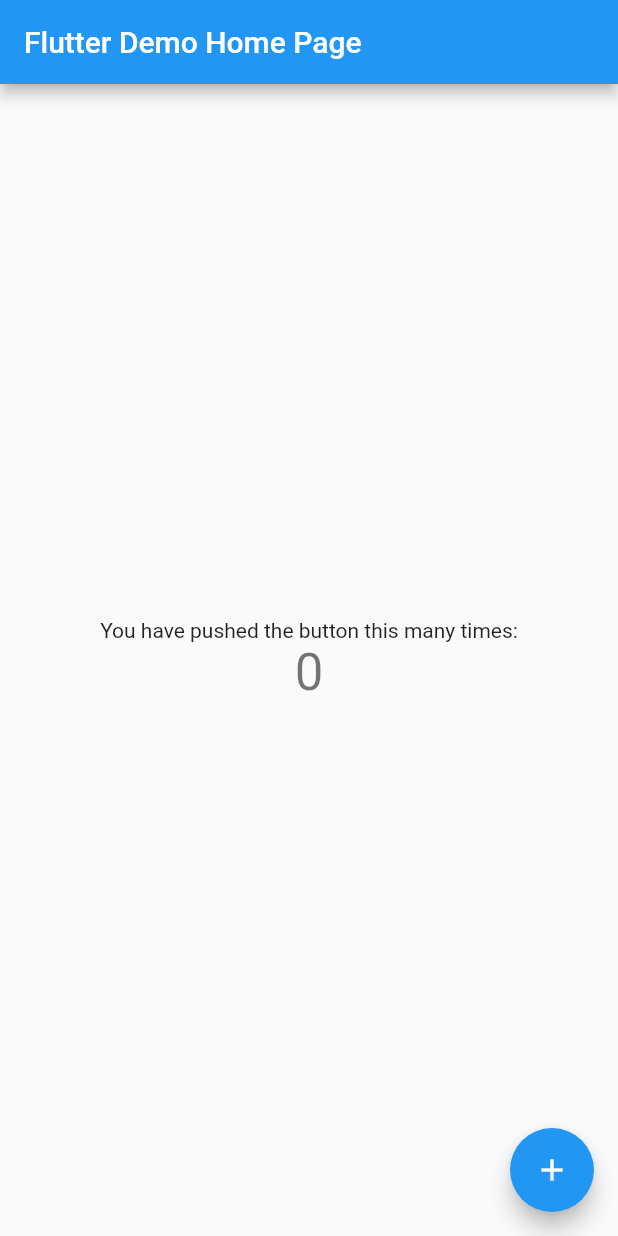
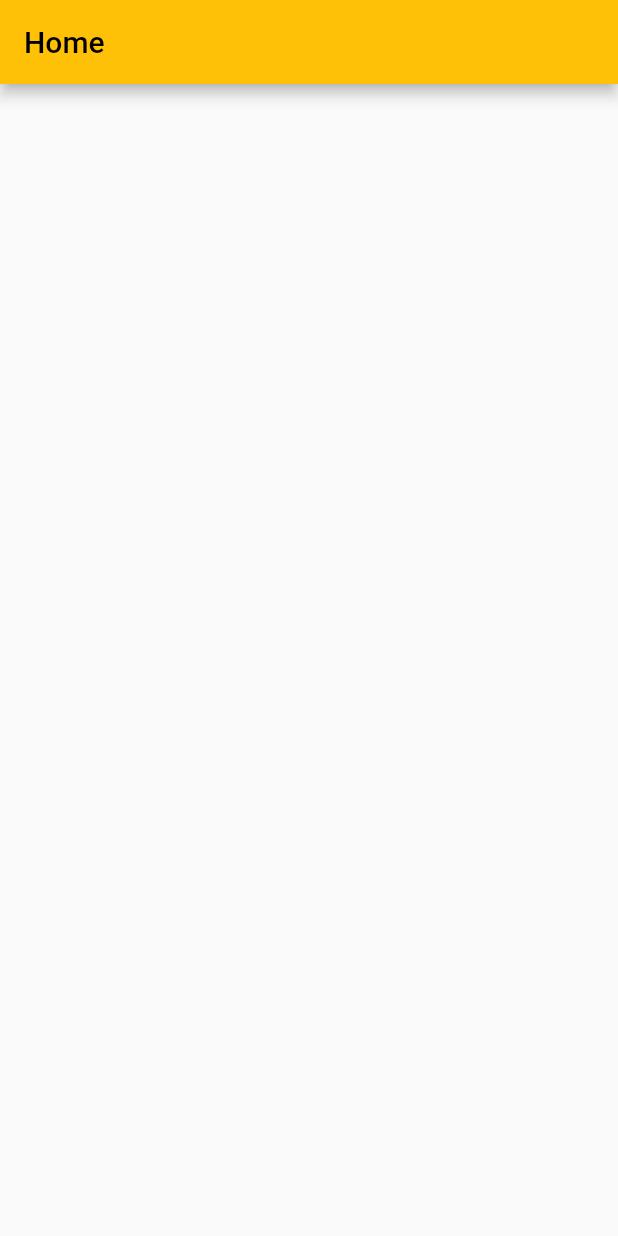
Before and after one commit to CORDEA/flutter_redux_demo, a Flutter app: the screen it shows after launch, on a phone screen of 412 x 824 dp. Run offline on Flutter 3.47's test engine with Material 2 defaults, Android fonts, the phone set to English and light mode, and no system bars.

```diff
--- /dev/null
+++ b/lib/home.dart
@@ -0,0 +1,13 @@
+import 'package:flutter/material.dart';
+
+class Home extends StatelessWidget {
+  const Home({Key? key}) : super(key: key);
+
+  @override
+  Widget build(BuildContext context) {
+    return Scaffold(
+      appBar: AppBar(title: const Text('Home')),
+      body: const Center(),
+    );
+  }
+}
--- a/lib/main.dart
+++ b/lib/main.dart
@@ -1,4 +1,6 @@
 import 'package:flutter/material.dart';
+
+import 'home.dart';
 
 void main() {
   runApp(const MyApp());
@@ -7,109 +9,12 @@ void main() {
 class MyApp extends StatelessWidget {
   const MyApp({Key? key}) : super(key: key);
 
-  // This widget is the root of your application.
   @override
   Widget build(BuildContext context) {
     return MaterialApp(
       title: 'Flutter Demo',
-      theme: ThemeData(
-        // This is the theme of your application.
-        //
-        // Try running your application with "flutter run". You'll see the
-        // application has a blue toolbar. Then, without quitting the app, try
-        // changing the primarySwatch below to Colors.green and then invoke
-        // "hot reload" (press "r" in the console where you ran "flutter run",
-        // or simply save your changes to "hot reload" in a Flutter IDE).
-        // Notice that the counter didn't reset back to zero; the application
-        // is not restarted.
-        primarySwatch: Colors.blue,
-      ),
-      home: const MyHomePage(title: 'Flutter Demo Home Page'),
+      theme: ThemeData(primarySwatch: Colors.amber),
+      home: const Home(),
     );
   }
 }
-
-class MyHomePage extends StatefulWidget {
-  const MyHomePage({Key? key, required this.title}) : super(key: key);
-
-  // This widget is the home page of your application. It is stateful, meaning
-  // that it has a State object (defined below) that contains fields that affect
-  // how it looks.
-
-  // This class is the configuration for the state. It holds the values (in this
-  // case the title) provided by the parent (in this case the App widget) and
-  // used by the build method of the State. Fields in a Widget subclass are
-  // always marked "final".
-
-  final String title;
-
-  @override
-  State<MyHomePage> createState() => _MyHomePageState();
-}
-
-class _MyHomePageState extends State<MyHomePage> {
-  int _counter = 0;
-
-  void _incrementCounter() {
-    setState(() {
-      // This call to setState tells the Flutter framework that something has
-      // changed in this State, which causes it to rerun the build method below
-      // so that the display can reflect the updated values. If we changed
-      // _counter without calling setState(), then the build method would not be
-      // called again, and so nothing would appear to happen.
-      _counter++;
-    });
-  }
-
-  @override
-  Widget build(BuildContext context) {
-    // This method is rerun every time setState is called, for instance as done
-    // by the _incrementCounter method above.
-    //
-    // The Flutter framework has been optimized to make rerunning build methods
-    // fast, so that you can just rebuild anything that needs updating rather
-    // than having to individually change instances of widgets.
-    return Scaffold(
-      appBar: AppBar(
-        // Here we take the value from the MyHomePage object that was created by
-        // the App.build method, and use it to set our appbar title.
-        title: Text(widget.title),
-      ),
-      body: Center(
-        // Center is a layout widget. It takes a single child and positions it
-        // in the middle of the parent.
-        child: Column(
-          // Column is also a layout widget. It takes a list of children and
-          // arranges them vertically. By default, it sizes itself to fit its
-          // children horizontally, and tries to be as tall as its parent.
-          //
-          // Invoke "debug painting" (press "p" in the console, choose the
-          // "Toggle Debug Paint" action from the Flutter Inspector in Android
-          // Studio, or the "Toggle Debug Paint" command in Visual Studio Code)
-          // to see the wireframe for each widget.
-          //
-          // Column has various properties to control how it sizes itself and
-          // how it positions its children. Here we use mainAxisAlignment to
-          // center the children vertically; the main axis here is the vertical
-          // axis because Columns are vertical (the cross axis would be
-          // horizontal).
-          mainAxisAlignment: MainAxisAlignment.center,
-          children: <Widget>[
-            const Text(
-              'You have pushed the button this many times:',
-            ),
-            Text(
-              '$_counter',
-              style: Theme.of(context).textTheme.headline4,
-            ),
-          ],
-        ),
-      ),
-      floatingActionButton: FloatingActionButton(
-        onPressed: _incrementCounter,
-        tooltip: 'Increment',
-        child: const Icon(Icons.add),
-      ), // This trailing comma makes auto-formatting nicer for build methods.
-    );
-  }
-}
```
